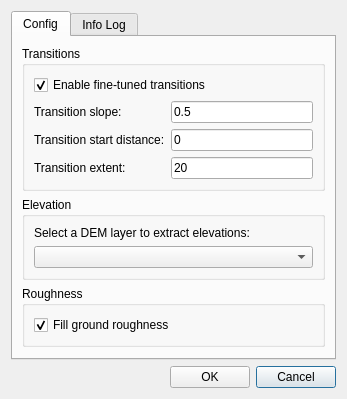
Qt form core/ui/toolbars/utilities/create_mesh.ui (ibergis/ibergis_qgis_plugin) before a commit.
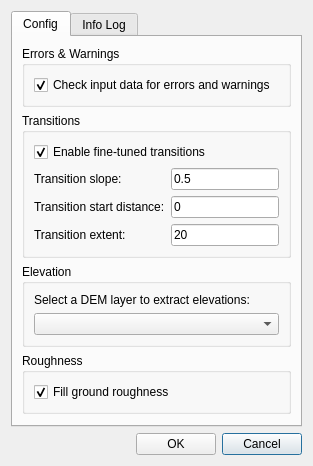
The same form after that commit.

Commit message: Add an option to execute validation of inputs

The edit to the form file:
```diff
--- a/core/ui/toolbars/utilities/create_mesh.ui
+++ b/core/ui/toolbars/utilities/create_mesh.ui
@@ -6,8 +6,8 @@
    <rect>
     <x>0</x>
     <y>0</y>
-    <width>347</width>
-    <height>362</height>
+    <width>313</width>
+    <height>418</height>
    </rect>
   </property>
   <property name="windowTitle">
@@ -65,7 +65,39 @@
        <string>Config</string>
       </attribute>
       <layout class="QGridLayout" name="gridLayout_4">
-       <item row="0" column="0">
+       <item row="5" column="0">
+        <spacer name="verticalSpacer">
+         <property name="orientation">
+          <enum>Qt::Vertical</enum>
+         </property>
+         <property name="sizeHint" stdset="0">
+          <size>
+           <width>20</width>
+           <height>33</height>
+          </size>
+         </property>
+        </spacer>
+       </item>
+       <item row="3" column="0">
+        <widget class="QGroupBox" name="groupBox_2">
+         <property name="title">
+          <string>Elevation</string>
+         </property>
+         <layout class="QGridLayout" name="gridLayout_3">
+          <item row="1" column="0">
+           <widget class="QComboBox" name="cmb_dem_layer"/>
+          </item>
+          <item row="0" column="0">
+           <widget class="QLabel" name="lbl_dem_layer">
+            <property name="text">
+             <string>Select a DEM layer to extract elevations:</string>
+            </property>
+           </widget>
+          </item>
+         </layout>
+        </widget>
+       </item>
+       <item row="2" column="0">
         <widget class="QGroupBox" name="groupBox">
          <property name="title">
           <string>Transitions</string>
@@ -126,39 +158,7 @@
          </layout>
         </widget>
        </item>
-       <item row="1" column="0">
-        <widget class="QGroupBox" name="groupBox_2">
-         <property name="title">
-          <string>Elevation</string>
-         </property>
-         <layout class="QGridLayout" name="gridLayout_3">
-          <item row="0" column="0">
-           <widget class="QLabel" name="lbl_dem_layer">
-            <property name="text">
-             <string>Select a DEM layer to extract elevations:</string>
-            </property>
-           </widget>
-          </item>
-          <item row="1" column="0">
-           <widget class="QComboBox" name="cmb_dem_layer"/>
-          </item>
-         </layout>
-        </widget>
-       </item>
-       <item row="3" column="0">
-        <spacer name="verticalSpacer">
-         <property name="orientation">
-          <enum>Qt::Vertical</enum>
-         </property>
-         <property name="sizeHint" stdset="0">
-          <size>
-           <width>20</width>
-           <height>33</height>
-          </size>
-         </property>
-        </spacer>
-       </item>
-       <item row="2" column="0">
+       <item row="4" column="0">
         <widget class="QGroupBox" name="groupBox_3">
          <property name="title">
           <string>Roughness</string>
@@ -177,6 +177,25 @@
          </layout>
         </widget>
        </item>
+       <item row="1" column="0">
+        <widget class="QGroupBox" name="groupBox_4">
+         <property name="title">
+          <string>Errors &amp;&amp; Warnings</string>
+         </property>
+         <layout class="QGridLayout" name="gridLayout_7">
+          <item row="0" column="0">
+           <widget class="QCheckBox" name="chk_validation">
+            <property name="text">
+             <string>Check input data for errors and warnings</string>
+            </property>
+            <property name="checked">
+             <bool>true</bool>
+            </property>
+           </widget>
+          </item>
+         </layout>
+        </widget>
+       </item>
       </layout>
      </widget>
      <widget class="QWidget" name="tab_infolog">
```
The commit also changes 2 other files.
